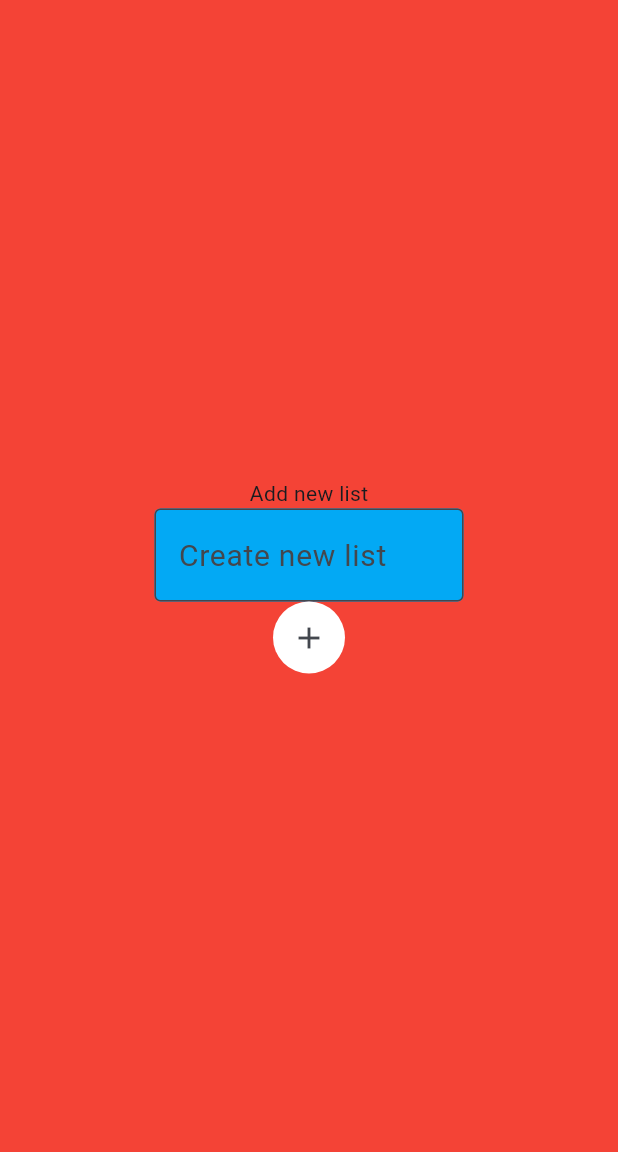
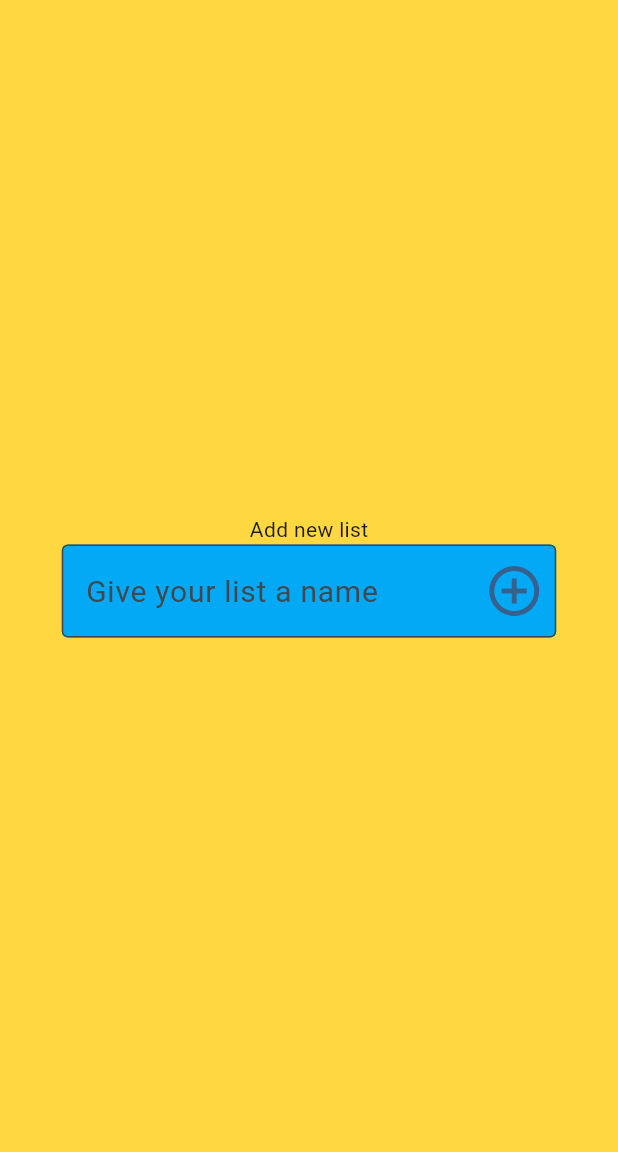
Before and after one commit to Skippyoftedal/IDATT2506_Project, a Flutter app: the CreateNewListPage screen opened directly, on a phone screen of 412 x 824 dp, the part 84-1236 px from its top. Run offline on Flutter 3.47's test engine with Material 3 defaults, Android fonts, the phone set to English and light mode, and no system bars; our stand-ins replace confetti, flutter_fadein.

Commit message:
make create_new_list_page.dart nicer to look at

```diff
--- a/lib/pages/create_new_list_page.dart
+++ b/lib/pages/create_new_list_page.dart
@@ -2,7 +2,6 @@ import 'package:flutter/material.dart';
 import 'package:idatt2506_project/services/list_service.dart';
 import 'package:idatt2506_project/pages/list_page.dart';
 import 'package:idatt2506_project/view/navigation/standard_scaffold.dart';
-
 
 class CreateNewListPage extends StatefulWidget {
   const CreateNewListPage({super.key});
@@ -19,8 +18,6 @@ class _CreateNewListPageState extends State<CreateNewListPage> {
     return StandardScaffold(
       body: Container(
         color: Colors.amberAccent,
-        child: Container(
-          color: Colors.red,
         child: Center(
           child: Column(
             mainAxisAlignment: MainAxisAlignment.center,
@@ -28,30 +25,29 @@ class _CreateNewListPageState extends State<CreateNewListPage> {
             children: [
               const Text("Add new list"),
               FractionallySizedBox(
-                  widthFactor: 0.5,
+                widthFactor: 0.8,
                 child: TextField(
                   controller: textController,
-                    decoration: const InputDecoration(
-                        border: OutlineInputBorder(),
-                        hintText: "Create new list",
+                  onSubmitted: (_) {
+                    createListAndPush(context);
+                  },
+                  decoration: InputDecoration(
+                    border: const OutlineInputBorder(),
+                    hintText: "Give your list a name",
                     fillColor: Colors.lightBlue,
-                        filled: true),
-                  ),
-                ),
-                Container(
-                  decoration: const BoxDecoration(
-                    shape: BoxShape.circle,
-                    color: Colors.white,
-                  ),
-                  child: IconButton(
+                    filled: true,
+                    suffixIcon: IconButton(
                       onPressed: () {
                         createListAndPush(context);
                       },
-                    icon: const Icon(Icons.add),
+                      icon: Icon(Icons.add_circle_outline,
+                          size: 40,
+                          color: Theme.of(context).colorScheme.primary),
                     ),
-                )
+                  ),
+                ),
+              ),
             ],
-            ),
           ),
         ),
       ),
@@ -62,7 +58,7 @@ class _CreateNewListPageState extends State<CreateNewListPage> {
     final title = textController.text;
     ListService.createEmptyList(title, context);
     Navigator.of(context).push(
-      MaterialPageRoute(builder: (_) => ListPage(listName: title)),
+      MaterialPageRoute(builder: (_) => ListPage(fileName: title)),
     );
   }
 }
```
Lines whose indentation alone changed are shown as unchanged.
